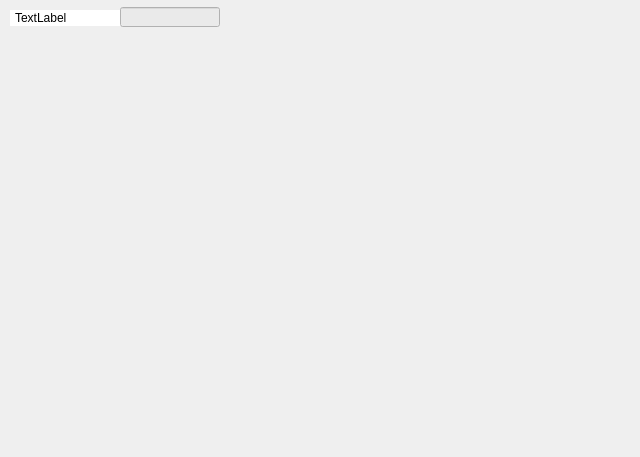
First picture: the form in FFXEditor/GlobalPanel.ui, repository ZTHawk/FFXEditor, before the edit.
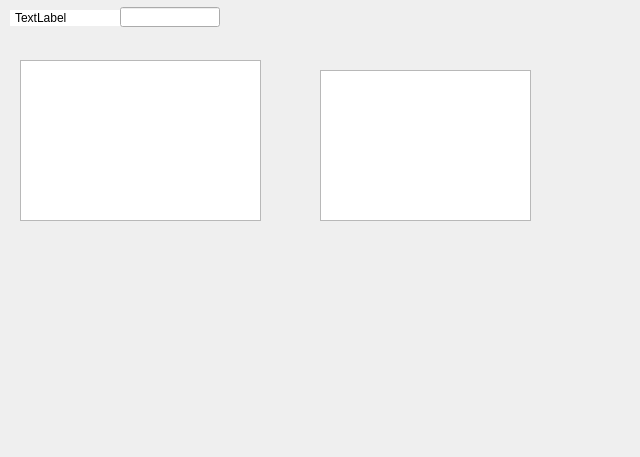
Second picture: the form after the edit. Custom widgets are drawn as their Qt base class.

Diff of the .ui file:
```diff
--- a/FFXEditor/GlobalPanel.ui
+++ b/FFXEditor/GlobalPanel.ui
@@ -18,7 +18,7 @@
 	background-color: white;
 	padding: 2 2 2 2;
 }
-QLineEdit{
+QLineEdit[bad=&quot;off&quot;]{
 	background-color: rgba(233, 233, 233, 220);
 }</string>
   </property>
@@ -54,6 +54,26 @@
     <string notr="true"/>
    </property>
   </widget>
+  <widget class="QPlainTextEdit" name="t">
+   <property name="geometry">
+    <rect>
+     <x>20</x>
+     <y>60</y>
+     <width>241</width>
+     <height>161</height>
+    </rect>
+   </property>
+  </widget>
+  <widget class="QPlainTextEdit" name="tf">
+   <property name="geometry">
+    <rect>
+     <x>320</x>
+     <y>70</y>
+     <width>211</width>
+     <height>151</height>
+    </rect>
+   </property>
+  </widget>
  </widget>
  <customwidgets>
   <customwidget>
```
